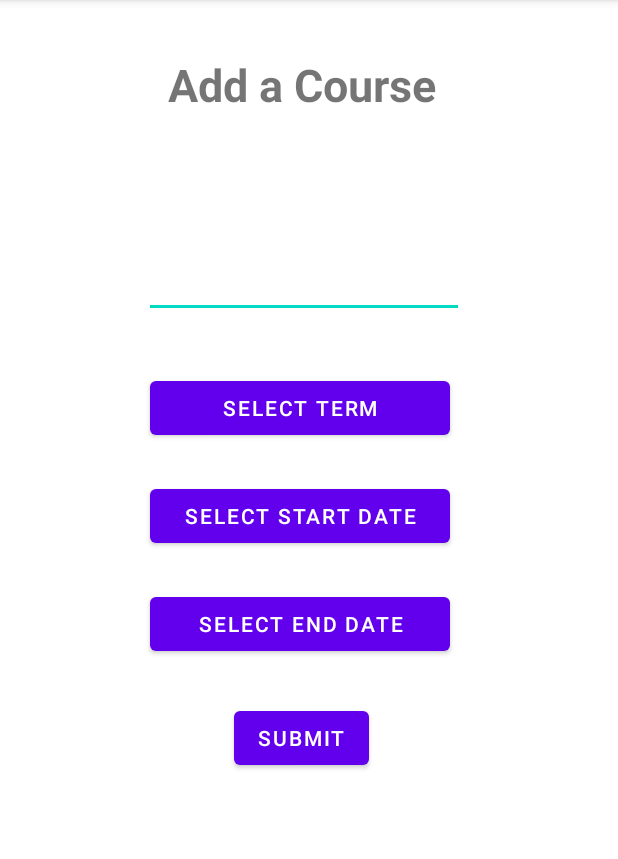
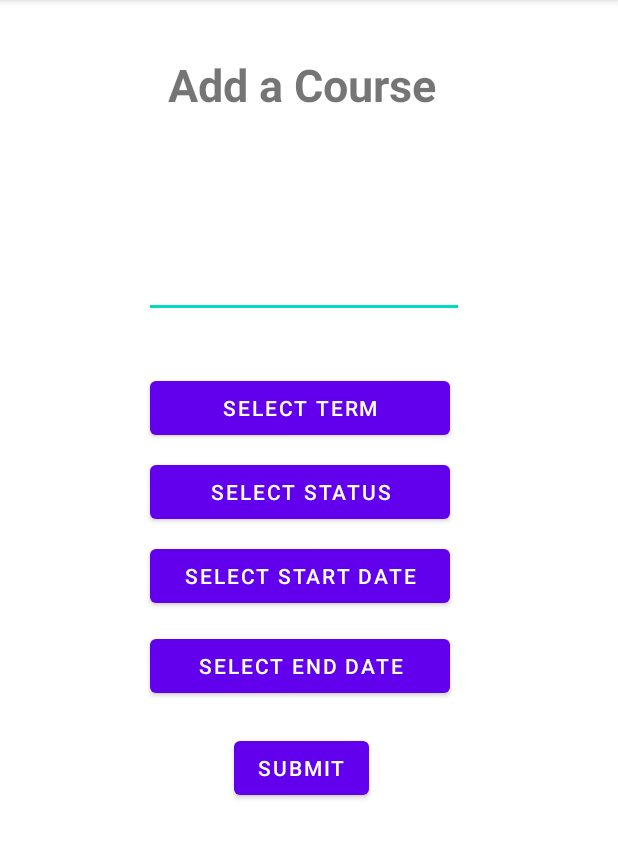
Before and after one commit to arjundesguerra/Arjun-C196, an Android app: the AddCourses screen opened directly, with no data from a screen before it, on a phone screen of 412 x 824 dp, the part 84-943 px from its top. Run offline under Robolectric (Android 15) with nearby library versions, the phone set to English and light mode, and no system bars.

Commit message:
added status

```diff
--- a/app/src/main/java/com/example/arjunc196/DatabaseHelper.java
+++ b/app/src/main/java/com/example/arjunc196/DatabaseHelper.java
@@ -23,7 +23,7 @@ public class DatabaseHelper extends SQLiteOpenHelper {
             + KEY_ID + " INTEGER PRIMARY KEY AUTOINCREMENT,"
             + KEY_TERM_TITLE + " TEXT,"
             + KEY_START_DATE + " TEXT,"
-            + KEY_END_DATE + " TEXT"
+            + KEY_END_DATE + " TEXT "
             + ")";
 
     private static final String CREATE_TABLE_COURSES = "CREATE TABLE " + TABLE_COURSES + "("
@@ -32,6 +32,7 @@ public class DatabaseHelper extends SQLiteOpenHelper {
             + KEY_COURSE_START_DATE + " TEXT,"
             + KEY_COURSE_END_DATE + " TEXT,"
             + KEY_TERM_TITLE + " TEXT,"
+            + KEY_STATUS + " TEXT, "
             + "FOREIGN KEY(" + KEY_TERM_TITLE + ") REFERENCES " + TABLE_TERMS + "(" + KEY_TERM_TITLE + ")"
             + ")";
 
--- a/app/src/main/java/com/example/arjunc196/coursesActivities/CourseAdapter.java
+++ b/app/src/main/java/com/example/arjunc196/coursesActivities/CourseAdapter.java
@@ -36,15 +36,18 @@ public class CourseAdapter extends CursorAdapter {
         TextView startDateTextView = view.findViewById(R.id.startText);
         TextView endDateTextView = view.findViewById(R.id.endText);
         TextView termTitleView = view.findViewById(R.id.termText);
+        TextView statusTextView = view.findViewById(R.id.statusText);
 
 
         String courseTitle = cursor.getString(cursor.getColumnIndexOrThrow("courseTitle"));
         String startDateString = cursor.getString(cursor.getColumnIndexOrThrow("courseStartDate"));
         String endDateString = cursor.getString(cursor.getColumnIndexOrThrow("courseEndDate"));
         String termTitle = cursor.getString(cursor.getColumnIndexOrThrow("termTitle"));
+        String statusText = cursor.getString(cursor.getColumnIndexOrThrow("status"));
 
         courseTitleTextView.setText(courseTitle);
         termTitleView.setText(termTitle);
+        statusTextView.setText(statusText);
 
 
         try {
--- a/app/src/main/java/com/example/arjunc196/coursesActivities/CoursesList.java
+++ b/app/src/main/java/com/example/arjunc196/coursesActivities/CoursesList.java
@@ -60,7 +60,8 @@ public class CoursesList extends AppCompatActivity {
                 "courseTitle",
                 "courseStartDate",
                 "courseEndDate",
-                "termTitle"
+                "termTitle",
+                "status"
         };
         Cursor cursor = db.query("courses", projection, null, null, null, null, null);
         adapter.swapCursor(cursor);
--- a/app/src/main/res/layout/activity_add_courses.xml
+++ b/app/src/main/res/layout/activity_add_courses.xml
@@ -43,31 +43,41 @@
         app:layout_constraintTop_toBottomOf="@+id/editCourseTitle" />
 
     <Button
-        android:id="@+id/startDateButton"
+        android:id="@+id/statusButton"
         android:layout_width="200dp"
         android:layout_height="wrap_content"
         android:layout_marginStart="100dp"
-        android:layout_marginTop="24dp"
-        android:text="Select Start Date"
+        android:layout_marginTop="92dp"
+        android:text="Select Status"
         app:layout_constraintStart_toStartOf="parent"
-        app:layout_constraintTop_toBottomOf="@+id/termButton" />
+        app:layout_constraintTop_toBottomOf="@+id/editCourseTitle" />
 
     <Button
         android:id="@+id/endDateButton"
         android:layout_width="200dp"
         android:layout_height="wrap_content"
         android:layout_marginStart="100dp"
-        android:layout_marginTop="24dp"
+        android:layout_marginTop="12dp"
         android:text="Select End Date"
         app:layout_constraintStart_toStartOf="parent"
         app:layout_constraintTop_toBottomOf="@+id/startDateButton" />
+
+    <Button
+        android:id="@+id/startDateButton"
+        android:layout_width="200dp"
+        android:layout_height="wrap_content"
+        android:layout_marginStart="100dp"
+        android:layout_marginTop="64dp"
+        android:text="Select Start Date"
+        app:layout_constraintStart_toStartOf="parent"
+        app:layout_constraintTop_toBottomOf="@+id/termButton" />
 
     <Button
         android:id="@+id/submitButton"
         android:layout_width="wrap_content"
         android:layout_height="wrap_content"
         android:layout_marginStart="156dp"
-        android:layout_marginTop="28dp"
+        android:layout_marginTop="20dp"
         android:text="Submit"
         app:layout_constraintStart_toStartOf="parent"
         app:layout_constraintTop_toBottomOf="@+id/endDateButton" />
```
Also changed, not shown: app/src/main/java/com/example/arjunc196/coursesActivities/AddCourses.java (+33 -0 lines), app/src/main/res/layout/course_cell.xml (+12 -0 lines).
